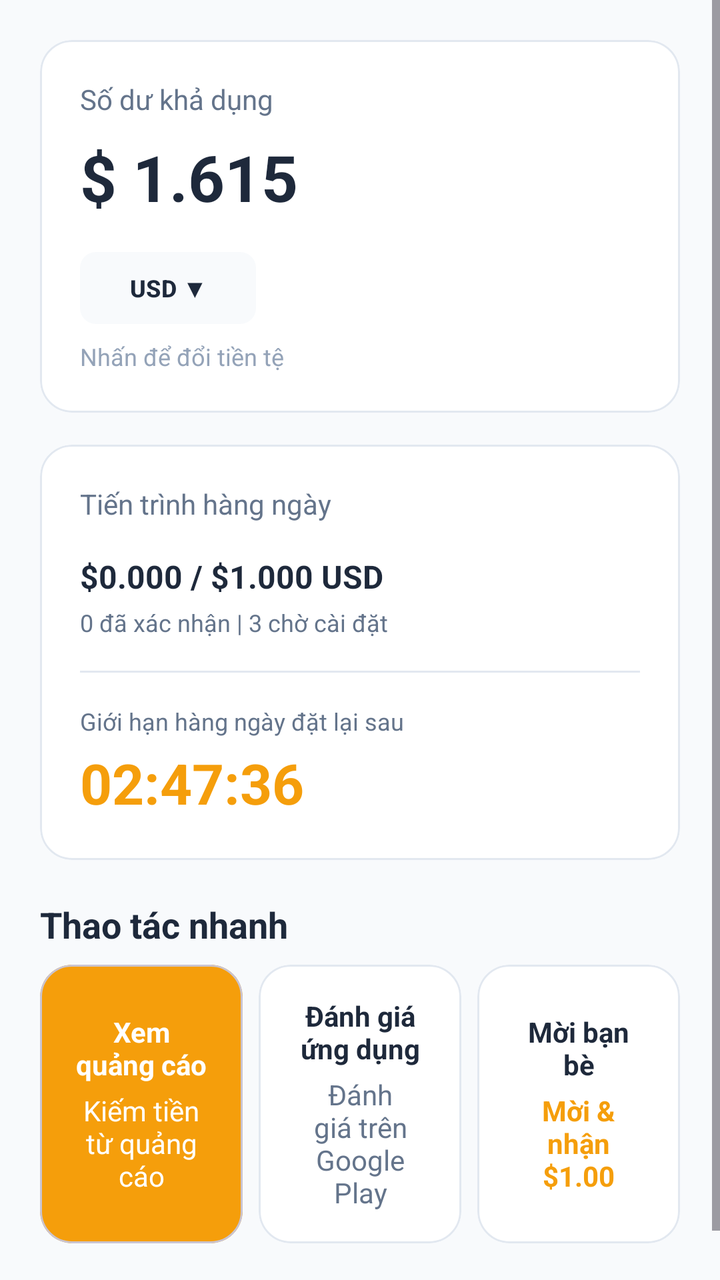
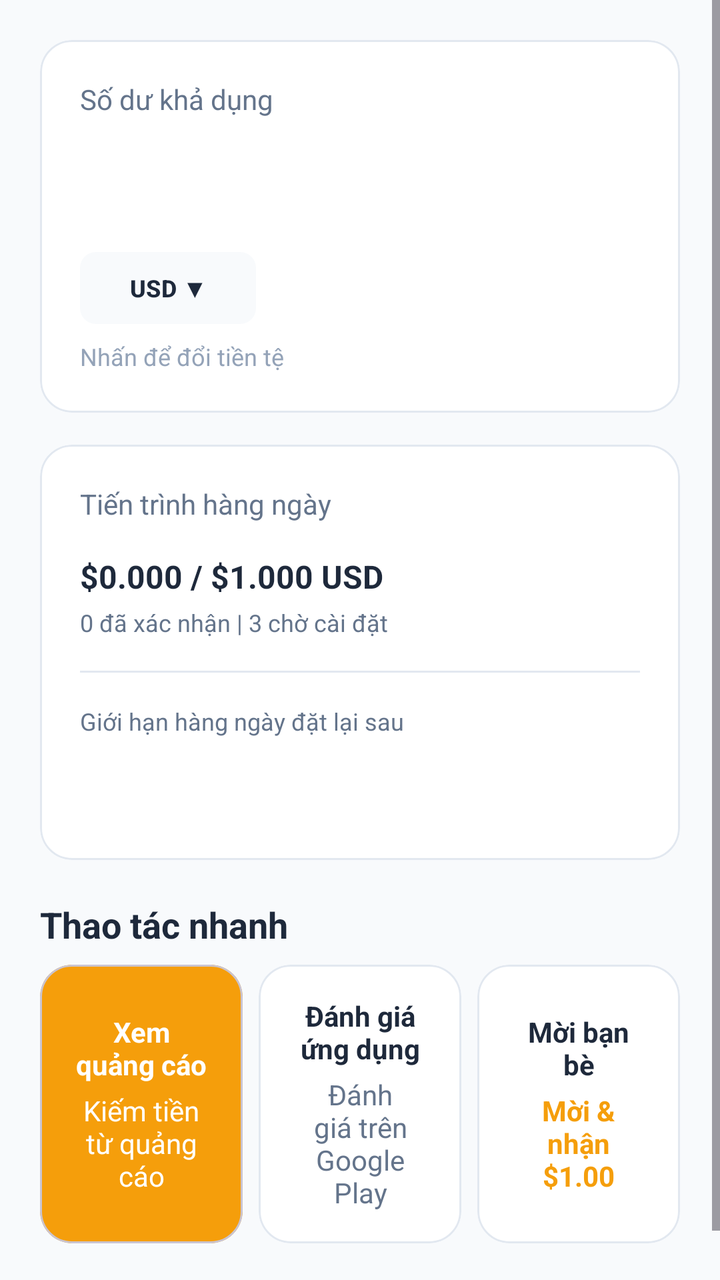

Screens rendered from an Android XML layout before and after an edit, with the pre-edit source and the edit as a unified diff.
<!-- AndroidManifest.xml: application theme Theme.View2Earn -->
<!-- res/layout/fragment_home.xml -->
<?xml version="1.0" encoding="utf-8"?>
<ScrollView xmlns:android="http://schemas.android.com/apk/res/android"
    xmlns:app="http://schemas.android.com/apk/res-auto"
    android:layout_width="match_parent"
    android:layout_height="match_parent"
    android:background="@color/neutral_bg"
    android:fillViewport="true">

    <LinearLayout
        android:layout_width="match_parent"
        android:layout_height="wrap_content"
        android:orientation="vertical"
        android:padding="@dimen/spacing_lg">

        
        <com.google.android.material.card.MaterialCardView
            android:layout_width="match_parent"
            android:layout_height="wrap_content"
            app:cardBackgroundColor="@color/surface"
            app:cardCornerRadius="@dimen/corner_radius_lg"
            app:cardElevation="0dp"
            app:strokeColor="@color/border_color"
            app:strokeWidth="1dp">

            <LinearLayout
                android:layout_width="match_parent"
                android:layout_height="wrap_content"
                android:orientation="vertical"
                android:padding="@dimen/spacing_lg">

                <TextView
                    android:layout_width="wrap_content"
                    android:layout_height="wrap_content"
                    android:text="@string/label_available_balance"
                    android:textColor="@color/text_secondary"
                    android:textSize="@dimen/text_secondary" />

                <TextView
                    android:id="@+id/tvBalance"
                    android:layout_width="wrap_content"
                    android:layout_height="wrap_content"
                    android:layout_marginTop="@dimen/spacing_sm"
                    android:text="@string/sample_balance"
                    android:textColor="@color/text_primary"
                    android:textSize="@dimen/text_big_number"
                    android:textStyle="bold" />

                <com.google.android.material.button.MaterialButton
                    android:id="@+id/btnCurrency"
                    style="@style/Widget.Material3.Button.TonalButton"
                    android:layout_width="wrap_content"
                    android:layout_height="36dp"
                    android:layout_marginTop="@dimen/spacing_md"
                    android:insetTop="0dp"
                    android:insetBottom="0dp"
                    android:paddingHorizontal="@dimen/spacing_md"
                    android:paddingVertical="0dp"
                    android:text="@string/currency_usd"
                    android:textColor="@color/text_primary"
                    android:textSize="@dimen/text_caption"
                    android:textStyle="bold"
                    app:backgroundTint="@color/neutral_bg"
                    app:cornerRadius="@dimen/corner_radius_sm" />

                <TextView
                    android:layout_width="wrap_content"
                    android:layout_height="wrap_content"
                    android:layout_marginTop="@dimen/spacing_sm"
                    android:text="@string/subtext_change_currency"
                    android:textColor="@color/text_hint"
                    android:textSize="@dimen/text_caption" />
            </LinearLayout>
        </com.google.android.material.card.MaterialCardView>

        
        <com.google.android.material.card.MaterialCardView
            android:layout_width="match_parent"
            android:layout_height="wrap_content"
            android:layout_marginTop="@dimen/spacing_md"
            app:cardBackgroundColor="@color/surface"
            app:cardCornerRadius="@dimen/corner_radius_lg"
            app:cardElevation="0dp"
            app:strokeColor="@color/border_color"
            app:strokeWidth="1dp">

            <LinearLayout
                android:layout_width="match_parent"
                android:layout_height="wrap_content"
                android:orientation="vertical"
                android:padding="@dimen/spacing_lg">

                <TextView
                    android:layout_width="wrap_content"
                    android:layout_height="wrap_content"
                    android:text="@string/label_daily_progress"
                    android:textColor="@color/text_secondary"
                    android:textSize="@dimen/text_secondary" />

                <TextView
                    android:id="@+id/tvDailyProgressAmount"
                    android:layout_width="wrap_content"
                    android:layout_height="wrap_content"
                    android:layout_marginTop="@dimen/spacing_md"
                    android:text="@string/sample_daily_amount"
                    android:textColor="@color/text_primary"
                    android:textSize="@dimen/text_body"
                    android:textStyle="bold" />

                <TextView
                    android:id="@+id/tvDailyProgressStatus"
                    android:layout_width="wrap_content"
                    android:layout_height="wrap_content"
                    android:layout_marginTop="@dimen/spacing_xs"
                    android:text="@string/sample_daily_status"
                    android:textColor="@color/text_secondary"
                    android:textSize="@dimen/text_caption" />

                <View
                    android:layout_width="match_parent"
                    android:layout_height="1dp"
                    android:layout_marginVertical="@dimen/spacing_md"
                    android:background="@color/border_color" />

                <TextView
                    android:layout_width="wrap_content"
                    android:layout_height="wrap_content"
                    android:text="@string/label_reset_limit"
                    android:textColor="@color/text_secondary"
                    android:textSize="@dimen/text_caption" />

                <TextView
                    android:id="@+id/tvResetTimer"
                    android:layout_width="wrap_content"
                    android:layout_height="wrap_content"
                    android:layout_marginTop="@dimen/spacing_xs"
                    android:text="@string/sample_reset_timer"
                    android:textColor="@color/primary"
                    android:textSize="@dimen/text_timer"
                    android:textStyle="bold" />
            </LinearLayout>
        </com.google.android.material.card.MaterialCardView>

        
        <TextView
            android:layout_width="wrap_content"
            android:layout_height="wrap_content"
            android:layout_marginTop="@dimen/spacing_lg"
            android:text="@string/section_quick_actions"
            android:textColor="@color/text_primary"
            android:textSize="@dimen/text_section_title"
            android:textStyle="bold" />

        <LinearLayout
            android:layout_width="match_parent"
            android:layout_height="wrap_content"
            android:layout_marginTop="@dimen/spacing_sm"
            android:layout_marginBottom="@dimen/spacing_xl"
            android:baselineAligned="false"
            android:orientation="horizontal">

            
            <com.google.android.material.card.MaterialCardView
                android:id="@+id/cardWatchAds"
                android:layout_width="0dp"
                android:layout_height="match_parent"
                android:layout_marginEnd="@dimen/spacing_xs"
                android:layout_weight="1"
                android:clickable="true"
                android:focusable="true"
                app:cardBackgroundColor="@color/primary"
                app:cardCornerRadius="@dimen/corner_radius_lg"
                app:cardElevation="0dp">

                <LinearLayout
                    android:layout_width="match_parent"
                    android:layout_height="match_parent"
                    android:minHeight="100dp"
                    android:gravity="center"
                    android:orientation="vertical"
                    android:padding="@dimen/spacing_md">

                    <TextView
                        android:layout_width="wrap_content"
                        android:layout_height="wrap_content"
                        android:gravity="center"
                        android:text="@string/action_watch_ads_title"
                        android:textColor="@color/on_primary"
                        android:textSize="14sp"
                        android:textStyle="bold" />

                    <TextView
                        android:layout_width="wrap_content"
                        android:layout_height="wrap_content"
                        android:layout_marginTop="@dimen/spacing_xs"
                        android:gravity="center"
                        android:text="@string/action_watch_ads_desc"
                        android:textColor="@color/on_primary"
                        android:textSize="14sp" />
                </LinearLayout>
            </com.google.android.material.card.MaterialCardView>

            
            <com.google.android.material.card.MaterialCardView
                android:id="@+id/cardRateApp"
                android:layout_width="0dp"
                android:layout_height="match_parent"
                android:layout_marginHorizontal="@dimen/spacing_xs"
                android:layout_weight="1"
                android:clickable="true"
                android:focusable="true"
                app:cardBackgroundColor="@color/surface"
                app:cardCornerRadius="@dimen/corner_radius_lg"
                app:cardElevation="0dp"
                app:strokeColor="@color/border_color"
                app:strokeWidth="1dp">

                <LinearLayout
                    android:layout_width="match_parent"
                    android:layout_height="match_parent"
                    android:minHeight="100dp"
                    android:gravity="center"
                    android:orientation="vertical"
                    android:padding="@dimen/spacing_md">

                    <TextView
                        android:layout_width="wrap_content"
                        android:layout_height="wrap_content"
                        android:gravity="center"
                        android:text="@string/action_rate_app_title"
                        android:textColor="@color/text_primary"
                        android:textSize="14sp"
                        android:textStyle="bold" />

                    <TextView
                        android:layout_width="wrap_content"
                        android:layout_height="wrap_content"
                        android:layout_marginTop="@dimen/spacing_xs"
                        android:gravity="center"
                        android:text="@string/action_rate_app_desc"
                        android:textColor="@color/text_secondary"
                        android:textSize="14sp" />
                </LinearLayout>
            </com.google.android.material.card.MaterialCardView>

            
            <com.google.android.material.card.MaterialCardView
                android:id="@+id/cardInviteFriends"
                android:layout_width="0dp"
                android:layout_height="match_parent"
                android:layout_marginStart="@dimen/spacing_xs"
                android:layout_weight="1"
                android:clickable="true"
                android:focusable="true"
                app:cardBackgroundColor="@color/surface"
                app:cardCornerRadius="@dimen/corner_radius_lg"
                app:cardElevation="0dp"
                app:strokeColor="@color/border_color"
                app:strokeWidth="1dp">

                <LinearLayout
                    android:layout_width="match_parent"
                    android:layout_height="match_parent"
                    android:minHeight="100dp"
                    android:gravity="center"
                    android:orientation="vertical"
                    android:padding="@dimen/spacing_md">

                    <TextView
                        android:layout_width="wrap_content"
                        android:layout_height="wrap_content"
                        android:gravity="center"
                        android:text="@string/invite_friends_header"
                        android:textColor="@color/text_primary"
                        android:textSize="14sp"
                        android:textStyle="bold" />

                    <TextView
                        android:layout_width="wrap_content"
                        android:layout_height="wrap_content"
                        android:layout_marginTop="@dimen/spacing_xs"
                        android:gravity="center"
                        android:text="Mời &amp; nhận $1.00"
                        android:textColor="@color/primary"
                        android:textSize="14sp"
                        android:textStyle="bold" />
                </LinearLayout>
            </com.google.android.material.card.MaterialCardView>
        </LinearLayout>

    </LinearLayout>
</ScrollView>
<!-- resources referenced by this layout -->
<resources>
  <color name="border_color">#E2E8F0</color>
  <color name="neutral_bg">#F8FAFC</color>
  <color name="on_primary">#FFFFFF</color>
  <color name="primary">#F59E0B</color>
  <color name="surface">#FFFFFF</color>
  <color name="text_hint">#94A3B8</color>
  <color name="text_primary">#1E293B</color>
  <color name="text_secondary">#64748B</color>
  <dimen name="corner_radius_lg">16dp</dimen>
  <dimen name="corner_radius_sm">8dp</dimen>
  <dimen name="spacing_lg">20dp</dimen>
  <dimen name="spacing_md">16dp</dimen>
  <dimen name="spacing_sm">8dp</dimen>
  <dimen name="spacing_xl">24dp</dimen>
  <dimen name="spacing_xs">4dp</dimen>
  <dimen name="text_big_number">32sp</dimen>
  <dimen name="text_body">16sp</dimen>
  <dimen name="text_caption">12sp</dimen>
  <dimen name="text_secondary">14sp</dimen>
  <dimen name="text_section_title">18sp</dimen>
  <dimen name="text_timer">28sp</dimen>
  <string name="action_rate_app_desc">Đánh giá trên Google Play</string>
  <string name="action_rate_app_title">Đánh giá ứng dụng</string>
  <string name="action_watch_ads_desc">Kiếm tiền từ quảng cáo</string>
  <string name="action_watch_ads_title">Xem quảng cáo</string>
  <string name="currency_usd">USD  ▼</string>
  <string name="invite_friends_header">Mời bạn bè</string>
  <string name="label_available_balance">Số dư khả dụng</string>
  <string name="label_daily_progress">Tiến trình hàng ngày</string>
  <string name="label_reset_limit">Giới hạn hàng ngày đặt lại sau</string>
  <string name="sample_balance">$ 1.615</string>
  <string name="sample_daily_amount">$0.000 / $1.000 USD</string>
  <string name="sample_daily_status">0 đã xác nhận | 3 chờ cài đặt</string>
  <string name="sample_reset_timer">02:47:36</string>
  <string name="section_quick_actions">Thao tác nhanh</string>
  <string name="subtext_change_currency">Nhấn để đổi tiền tệ</string>
  <style name="Theme.View2Earn" parent="Base.Theme.View2Earn" />
  <style name="Base.Theme.View2Earn" parent="Theme.Material3.Light.NoActionBar">
          
          <item name="colorPrimary">@color/primary</item>
          <item name="colorOnPrimary">@color/on_primary</item>
          <item name="android:windowBackground">@color/neutral_bg</item>
          <item name="android:statusBarColor">@color/neutral_bg</item>
          <item name="android:windowLightStatusBar" tools:targetApi="m">true</item>
      </style>
</resources>

<!-- the commit's change to res/layout/fragment_home.xml (unified diff, before → after) -->
@@ -40,7 +40,6 @@
                     android:layout_width="wrap_content"
                     android:layout_height="wrap_content"
                     android:layout_marginTop="@dimen/spacing_sm"
-                    android:text="@string/sample_balance"
                     android:textColor="@color/text_primary"
                     android:textSize="@dimen/text_big_number"
                     android:textStyle="bold" />
@@ -133,7 +132,6 @@
                     android:layout_width="wrap_content"
                     android:layout_height="wrap_content"
                     android:layout_marginTop="@dimen/spacing_xs"
-                    android:text="@string/sample_reset_timer"
                     android:textColor="@color/primary"
                     android:textSize="@dimen/text_timer"
                     android:textStyle="bold" />
<!-- resource entries referenced after the edit -->
@@ -30,10 +30,8 @@
   <string name="label_available_balance">Số dư khả dụng</string>
   <string name="label_daily_progress">Tiến trình hàng ngày</string>
   <string name="label_reset_limit">Giới hạn hàng ngày đặt lại sau</string>
-  <string name="sample_balance">$ 1.615</string>
   <string name="sample_daily_amount">$0.000 / $1.000 USD</string>
   <string name="sample_daily_status">0 đã xác nhận | 3 chờ cài đặt</string>
-  <string name="sample_reset_timer">02:47:36</string>
   <string name="section_quick_actions">Thao tác nhanh</string>
   <string name="subtext_change_currency">Nhấn để đổi tiền tệ</string>
   <style name="Theme.View2Earn" parent="Base.Theme.View2Earn" />
